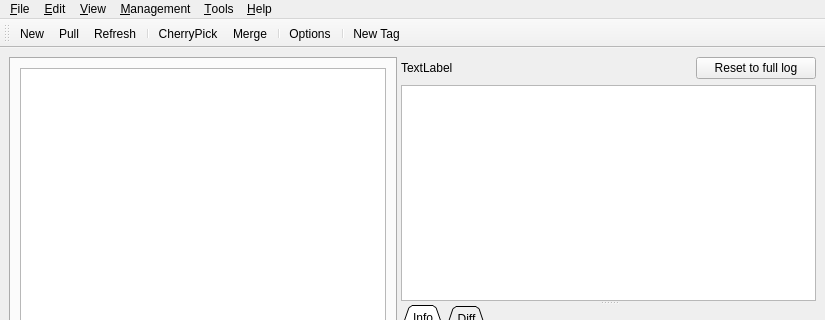
Before: the Qt Designer form ui/mainwindow.ui in bainonline/teamgit, drawn with Qt 5; both pictures show x 0 to 825 and y 0 to 320 of the 825 by 686 pixel window.
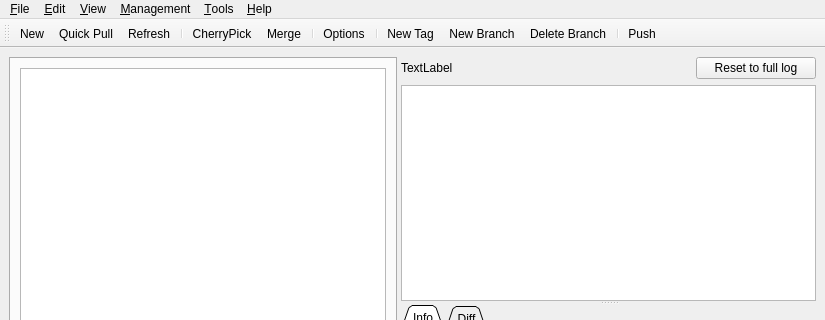
After: the same form once the commit is applied. The open tabs and pages were chosen to show the change. Icons and pictures are not drawn.

Commit message: Added action obejcts for few more planned functions

Diff of the .ui file:
```diff
--- a/ui/mainwindow.ui
+++ b/ui/mainwindow.ui
@@ -355,6 +355,14 @@
   </widget>
   <widget class="QStatusBar" name="statusbar" />
   <widget class="QToolBar" name="toolBar" >
+   <property name="geometry" >
+    <rect>
+     <x>0</x>
+     <y>27</y>
+     <width>825</width>
+     <height>30</height>
+    </rect>
+   </property>
    <property name="windowTitle" >
     <string>toolBar</string>
    </property>
@@ -374,6 +382,10 @@
    <addaction name="action_Options" />
    <addaction name="separator" />
    <addaction name="actionNew_Tag" />
+   <addaction name="actionNew_Branch" />
+   <addaction name="action_Delete_Branch" />
+   <addaction name="separator" />
+   <addaction name="actionPush" />
   </widget>
   <action name="action_New" >
    <property name="icon" >
@@ -388,7 +400,7 @@
     <iconset resource="icons.qrc" >:/main/extender_opened.png</iconset>
    </property>
    <property name="text" >
-    <string>&amp;Pull</string>
+    <string>&amp;Quick Pull</string>
    </property>
   </action>
   <action name="action_Refresh" >
@@ -473,6 +485,42 @@
     <string>New &amp;Tag</string>
    </property>
   </action>
+  <action name="actionNew_Branch" >
+   <property name="icon" >
+    <iconset resource="icons.qrc" >
+     <normaloff>:/main/view_tree.png</normaloff>:/main/view_tree.png</iconset>
+   </property>
+   <property name="text" >
+    <string>New &amp;Branch</string>
+   </property>
+  </action>
+  <action name="action_Delete_Branch" >
+   <property name="icon" >
+    <iconset resource="icons.qrc" >
+     <normaloff>:/main/button_cancel.png</normaloff>:/main/button_cancel.png</iconset>
+   </property>
+   <property name="text" >
+    <string>&amp;Delete Branch</string>
+   </property>
+  </action>
+  <action name="action_Remote_branches" >
+   <property name="icon" >
+    <iconset resource="icons.qrc" >
+     <normaloff>:/main/view_sidetree.png</normaloff>:/main/view_sidetree.png</iconset>
+   </property>
+   <property name="text" >
+    <string>&amp;Remote Branches</string>
+   </property>
+  </action>
+  <action name="actionPush" >
+   <property name="icon" >
+    <iconset resource="icons.qrc" >
+     <normaloff>:/main/top.png</normaloff>:/main/top.png</iconset>
+   </property>
+   <property name="text" >
+    <string>Push</string>
+   </property>
+  </action>
  </widget>
  <resources>
   <include location="icons.qrc" />
```
Left out of the diff: 100 changed lines with no effect on the pictures.
